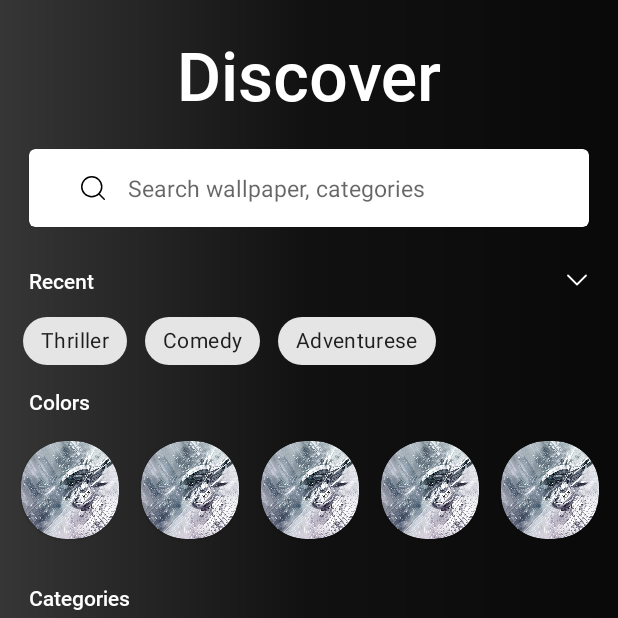
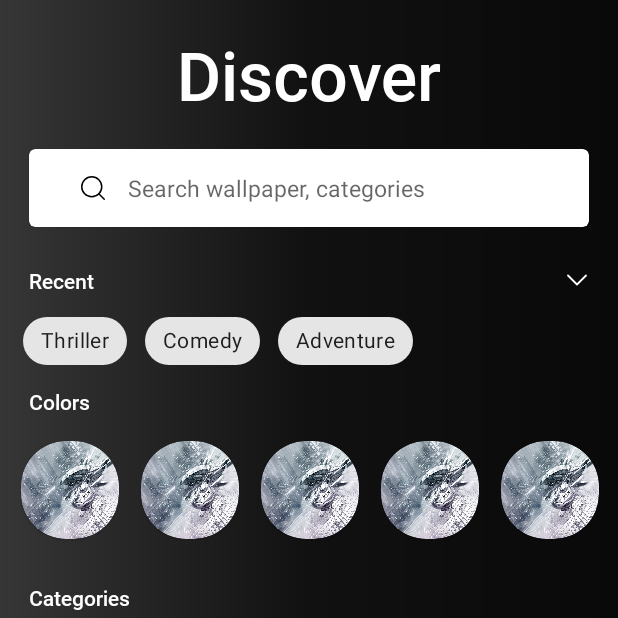
Before and after one commit to MohitSharma0101/Vision_Wallpapers, an Android app: the screen it shows after launch (MainActivity), item 2 of the bottom bar chosen, on a phone screen of 412 x 824 dp, the top half of it. Run offline under Robolectric (Android 15) with nearby library versions, the light colour scheme and no system bars; our stand-ins replace Room's generated code, navigation-ui, sdp/ssp sizes; libraries missing offline, so code that uses them is left out: coil.api.load, com.jama.carouselview; plain views replace CarouselView; network calls fail; pictures from the network do not load; Roboto replaces fonts that are not available here; 9 statements that could not run were skipped.

Commit message:
setup show recycler view.

```diff
--- a/app/src/main/java/com/vision/wallpapers/ui/CategoriesFragment.kt
+++ b/app/src/main/java/com/vision/wallpapers/ui/CategoriesFragment.kt
@@ -1,17 +1,22 @@
 package com.vision.wallpapers.ui
 
+import android.content.Context.INPUT_METHOD_SERVICE
 import android.os.Bundle
 import android.view.View
 import android.view.inputmethod.EditorInfo
+import android.view.inputmethod.InputMethodManager
 import android.widget.ImageView
+import android.widget.TextView
 import android.widget.Toast
 import androidx.fragment.app.Fragment
+import androidx.recyclerview.widget.GridLayoutManager
 import androidx.recyclerview.widget.LinearLayoutManager
 import coil.api.load
 import com.google.android.material.chip.Chip
 import com.jama.carouselview.CarouselView
 import com.jama.carouselview.enums.IndicatorAnimationType
 import com.jama.carouselview.enums.OffsetType
+import com.vision.wallpapers.Adapter
 import com.vision.wallpapers.ColorAdapter
 import com.vision.wallpapers.R
 import com.vision.wallpapers.WallpaperViewModel
@@ -25,6 +30,8 @@
     lateinit var viewModel: WallpaperViewModel
     lateinit var viewPager: CarouselView
     lateinit var adapter: ColorAdapter
+    lateinit var showAdapter: Adapter
+    lateinit var gridLayout: GridLayoutManager
     lateinit var layoutManager: LinearLayoutManager
     lateinit var binding: FragmentCategoriesBinding
 
@@ -45,6 +52,7 @@
 
         binding.searchBar.setOnEditorActionListener { textView, actionId, keyEvent ->
             if (actionId == EditorInfo.IME_ACTION_SEARCH) {
+                hideKeyboard()
                 viewModel.searchAlphaPhotos(binding.searchBar.text.toString())
                 Toast.makeText(context, binding.searchBar.text.toString(), Toast.LENGTH_SHORT)
                     .show()
@@ -73,7 +81,7 @@
             } else {
                 binding.dropdown.setImageResource(R.drawable.chevron_down)
                 binding.chipGroup2.removeAllViews()
-                val genres = arrayOf("Thriller", "Comedy", "Adventures")
+                val genres = arrayOf("Thriller", "Comedy", "Adventure")
                 for (genre in genres) {
                     val chip = Chip(context)
                     chip.text = genre
@@ -86,7 +94,7 @@
 
         }
 
-        val genres = arrayOf("Thriller", "Comedy", "Adventurese")
+        val genres = arrayOf("Thriller", "Comedy", "Adventure")
         for (genre in genres) {
             val chip = Chip(context)
             chip.text = genre
@@ -97,6 +105,11 @@
     }
 
     private fun setupColorsRecyclerView() {
+        showAdapter = Adapter(viewModel)
+        gridLayout = GridLayoutManager(context, 2)
+        binding.showRecyclerView.layoutManager = gridLayout
+        binding.showRecyclerView.adapter = showAdapter
+
         adapter = ColorAdapter()
         layoutManager = LinearLayoutManager(context, LinearLayoutManager.HORIZONTAL, false)
         binding.colorRecyclerView.adapter = adapter
@@ -117,16 +130,25 @@
             setCarouselViewListener { view, position ->
                 val imageView = view.findViewById<ImageView>(R.id.categoryIv)
                 imageView.load(Categories[position].url)
+                val text = view.findViewById<TextView>(R.id.categoryName)
+                text.text = Categories[position].name
                 view.setOnClickListener {
                     viewModel.searchAlphaPhotos(Categories[position].name)
                     Toast.makeText(context, Categories[position].name, Toast.LENGTH_SHORT).show()
                 }
             }
-            // After you finish setting up, show the CarouselView
             show()
 
         }
 
     }
 
+    private fun hideKeyboard() {
+        val view: View? = activity?.currentFocus
+        if (view != null) {
+            val imm: InputMethodManager? = context?.getSystemService(INPUT_METHOD_SERVICE) as InputMethodManager?
+            imm?.hideSoftInputFromWindow(view.windowToken, 0)
+        }
+    }
+
 }
--- a/app/src/main/java/com/vision/wallpapers/util/Constants.kt
+++ b/app/src/main/java/com/vision/wallpapers/util/Constants.kt
@@ -22,23 +22,25 @@
     )
 
     val Categories = mutableListOf<AlphaCategoryResponseItem>(
-        AlphaCategoryResponseItem(1, "Anime", 1, "https://images.alphacoders.com/598/598846.jpg"),
+
+            AlphaCategoryResponseItem(1, "Anime", 1, "https://images3.alphacoders.com/473/47399.png"),
             AlphaCategoryResponseItem(
                     2,
                     "Abstract",
                     1,
-            "https://images4.alphacoders.com/438/43818.jpg"
+                    "https://images.alphacoders.com/724/724313.jpg"
             ),
-        AlphaCategoryResponseItem(3, "Dark", 1, "https://images3.alphacoders.com/126/126995.jpg"),
-        AlphaCategoryResponseItem(4, "Game", 1, "https://images2.alphacoders.com/861/86152.jpg"),
+            AlphaCategoryResponseItem(4, "Game", 1, "https://images6.alphacoders.com/846/846781.jpg"),
             AlphaCategoryResponseItem(5, "Cars", 1, "https://images4.alphacoders.com/222/222694.jpg"),
             AlphaCategoryResponseItem(6, "Sci-Fi", 1, "https://images6.alphacoders.com/948/948308.jpg"),
             AlphaCategoryResponseItem(7, "Nature", 1, "https://images2.alphacoders.com/521/521718.jpg"),
+
             AlphaCategoryResponseItem(
                     8,
                     "Photography",
                     1,
                     "https://images3.alphacoders.com/853/85305.jpg"
-        )
+            ),
+            AlphaCategoryResponseItem(3, "Horror", 1, "https://images2.alphacoders.com/557/55730.jpg")
     )
 }
--- a/app/src/main/res/layout/fragment_categories.xml
+++ b/app/src/main/res/layout/fragment_categories.xml
@@ -15,7 +15,7 @@
         android:fitsSystemWindows="true">
 
         <TextView
-            android:id="@+id/expandedImage"
+            android:id="@+id/discoverText"
             android:layout_width="match_parent"
             android:layout_height="wrap_content"
             android:scaleType="centerCrop"
@@ -61,11 +61,13 @@
         app:layout_behavior="com.google.android.material.appbar.AppBarLayout$ScrollingViewBehavior">
 
         <LinearLayout
+            android:id="@+id/linearAll"
             android:layout_width="match_parent"
             android:layout_height="match_parent"
             android:orientation="vertical">
 
             <FrameLayout
+                android:id="@+id/recentText"
                 android:layout_width="match_parent"
                 android:layout_height="wrap_content">
 
@@ -93,6 +95,7 @@
             </FrameLayout>
 
             <com.google.android.material.card.MaterialCardView
+                android:id="@+id/recentCard"
                 android:layout_width="match_parent"
                 android:layout_height="wrap_content"
                 android:background="#00000000"
@@ -117,6 +120,7 @@
 
 
             <com.google.android.material.textview.MaterialTextView
+                android:id="@+id/colorText"
                 android:layout_width="wrap_content"
                 android:layout_height="wrap_content"
                 android:layout_marginStart="@dimen/_15sdp"
@@ -133,7 +137,14 @@
                 android:layout_marginStart="@dimen/_5sdp"
                 android:orientation="horizontal" />
 
+            <androidx.recyclerview.widget.RecyclerView
+                android:id="@+id/showRecyclerView"
+                android:layout_width="match_parent"
+                android:layout_height="wrap_content"
+                android:visibility="gone" />
+
             <com.google.android.material.textview.MaterialTextView
+                android:id="@+id/categoriesText"
                 android:layout_width="wrap_content"
                 android:layout_height="wrap_content"
                 android:layout_marginStart="@dimen/_15sdp"
```
Also changed, not shown: app/src/main/res/drawable/category_back.xml (+8 -3 lines), app/src/main/res/layout/category_card.xml (+9 -7 lines), app/src/main/res/font/merriweather.ttf (added), app/src/main/res/font/quicksand_medium.ttf (added). Lines whose indentation alone changed are shown as unchanged.
